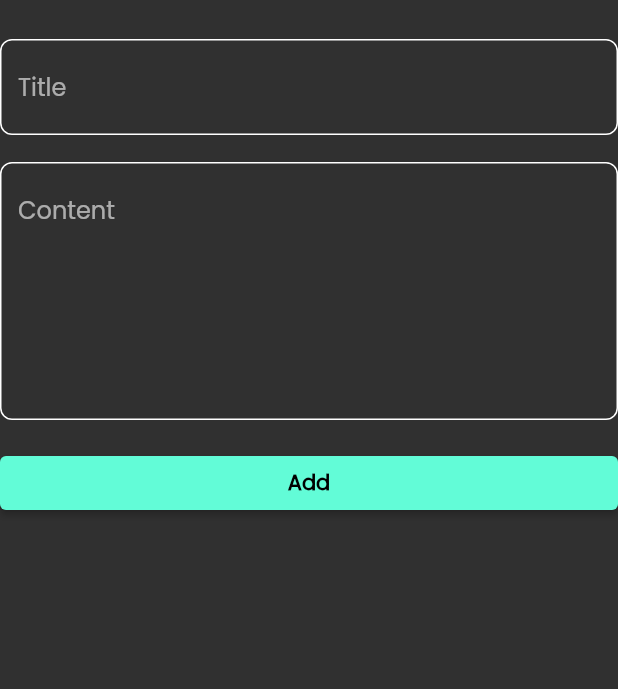
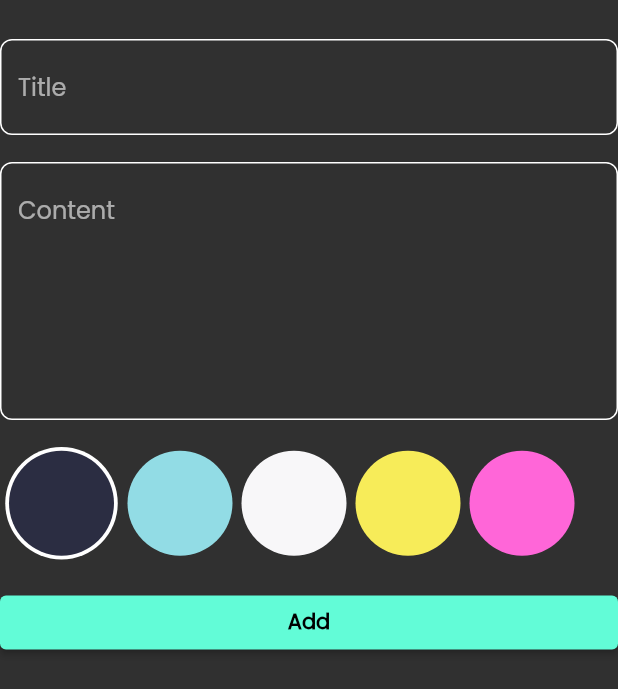
Before and after one commit to MohamedFouad99/notes_app_with_hive, a Flutter app: the AddNoteForm widget shown alone on an empty page, opened directly, on a phone screen of 412 x 824 dp. Shown: the top 689 px of the screen. Run offline on Flutter 3.47's test engine with Material 2 defaults, Android fonts, the light colour scheme and no system bars; our stand-ins replace bloc, flutter_bloc, hive, hive_flutter; accounts and stored records are empty; statements that could not run were skipped.

Commit message:
colors_list_view

```diff
--- a/lib/widgets/add_note_form.dart
+++ b/lib/widgets/add_note_form.dart
@@ -5,6 +5,7 @@ import 'package:notes_app_with_hive/cubits/add_note_cubit/add_note_cubit.dart';
 import 'package:notes_app_with_hive/models/note_model.dart';
 
 import '../constant/constant.dart';
+import 'colors_list_view.dart';
 import 'custom_text_field.dart';
 
 class AddNoteForm extends StatefulWidget {
@@ -47,6 +48,10 @@ class _AddNoteFormState extends State<AddNoteForm> {
               subTitle = value;
             },
           ),
+          const SizedBox(
+            height: 18,
+          ),
+          const ColorListView(),
           const SizedBox(
             height: 18,
           ),
--- /dev/null
+++ b/lib/widgets/colors_list_view.dart
@@ -0,0 +1,66 @@
+import 'package:flutter/material.dart';
+
+class ColorItem extends StatelessWidget {
+  const ColorItem({super.key, required this.isActive, required this.colors});
+  final bool isActive;
+  final Color colors;
+  @override
+  Widget build(BuildContext context) {
+    return isActive
+        ? CircleAvatar(
+            backgroundColor: colors == const Color(0xffF8F7F9)
+                ? const Color(0xff92DCE5)
+                : Colors.white,
+            radius: 38,
+            child: CircleAvatar(
+              radius: 35,
+              backgroundColor: colors,
+            ),
+          )
+        : CircleAvatar(
+            radius: 35,
+            backgroundColor: colors,
+          );
+  }
+}
+
+class ColorListView extends StatefulWidget {
+  const ColorListView({super.key});
+
+  @override
+  State<ColorListView> createState() => _ColorListViewState();
+}
+
+class _ColorListViewState extends State<ColorListView> {
+  int currentIndex = 0;
+  List<Color> colors = const [
+    Color(0xff2B2D42),
+    Color(0xff92DCE5),
+    Color(0xffF8F7F9),
+    Color(0xffF7EC59),
+    Color(0xffFF66D8),
+  ];
+  @override
+  Widget build(BuildContext context) {
+    return SizedBox(
+      height: 75,
+      child: ListView.builder(
+        itemCount: colors.length,
+        scrollDirection: Axis.horizontal,
+        itemBuilder: (context, index) {
+          return Padding(
+            padding: const EdgeInsets.symmetric(horizontal: 3),
+            child: InkWell(
+                borderRadius: BorderRadius.circular(28),
+                onTap: () {
+                  currentIndex = index;
+                  setState(() {});
+                },
+                child: ColorItem(
+                    colors: colors[index], isActive: currentIndex == index)),
+          );
+        },
+      ),
+    );
+  }
+}
```
